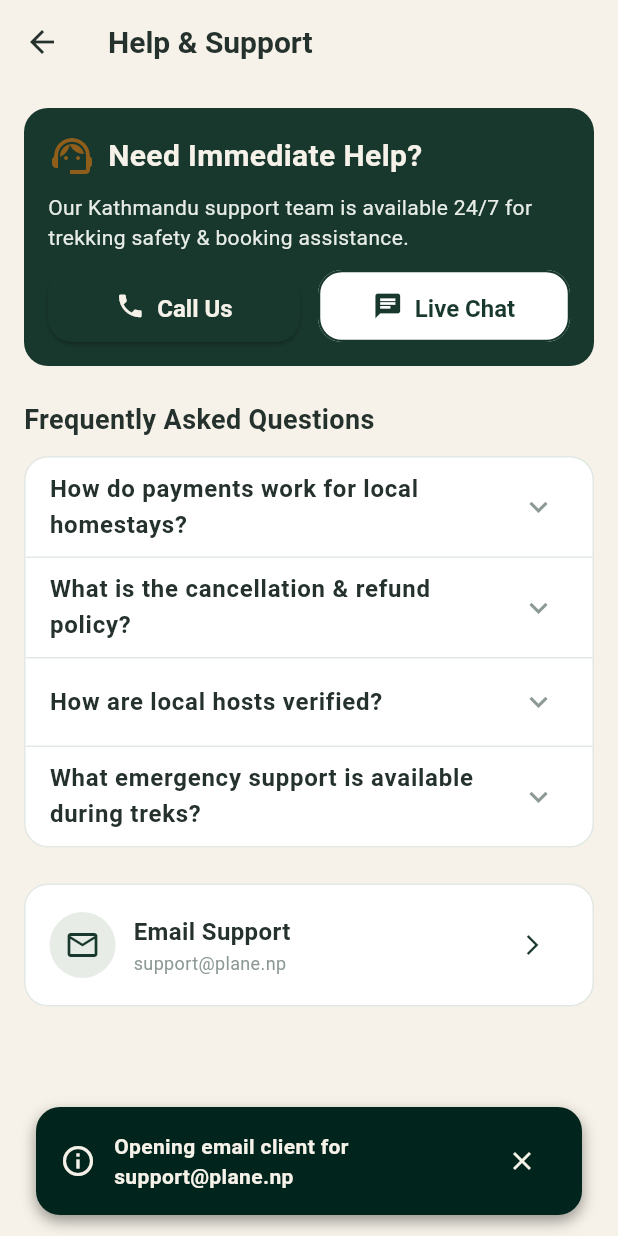
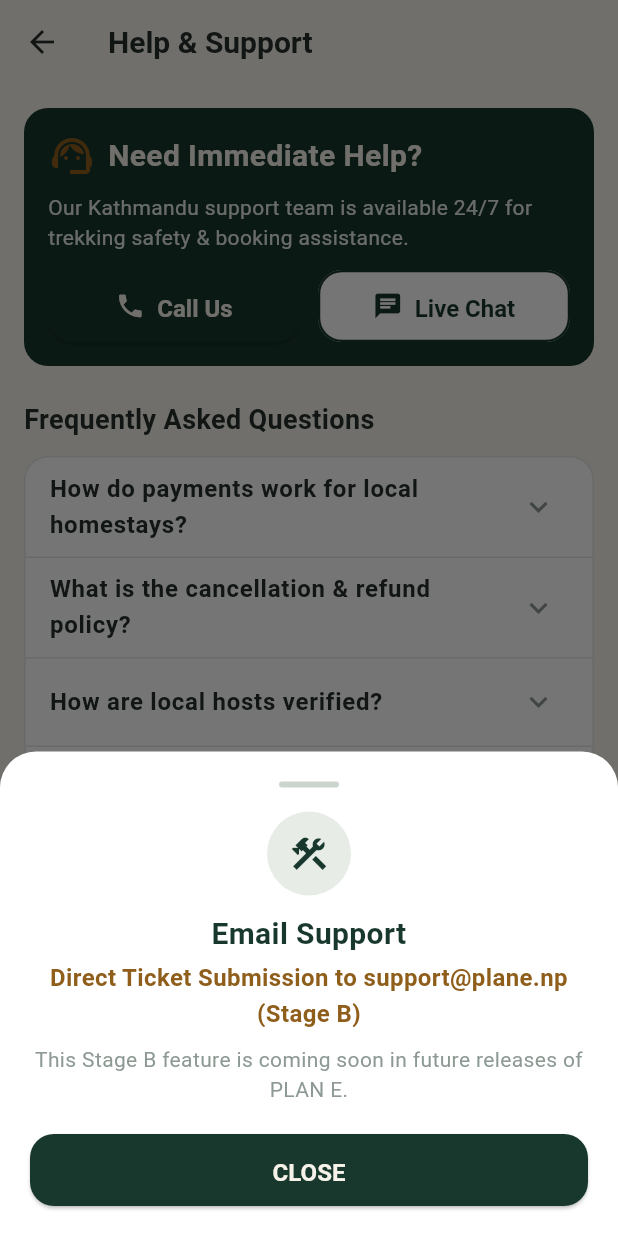
Before and after one commit to planecpn-cmd/PLAN.E, a Flutter app: the HelpSupportScreen screen opened by its route, after a tap on the "arrow forward ios" icon, on a phone screen of 412 x 824 dp. Run offline on Flutter 3.47's test engine with Material 3 defaults, Android fonts, the phone set to English and light mode, and no system bars; our stand-ins replace cached_network_image, flutter_riverpod, go_router, shared_preferences, supabase_flutter, timezone; accounts and stored records are empty; statements that could not run were skipped.

Commit message:
fix(nav): eliminate dead ends across all screens

```diff
--- a/lib/features/explore/map_screen.dart
+++ b/lib/features/explore/map_screen.dart
@@ -260,10 +260,10 @@ class _MapScreenState extends State<MapScreen> {
                           label: MapStrings.openExternalMaps,
                           icon: Icons.directions,
                           onPressed: () {
-                            AppToast.show(
+                            AppStubSheet.show(
                               context,
-                              message: 'Opening external map navigation...',
-                              variant: AppToastVariant.info,
+                              title: MapStrings.openExternalMaps,
+                              featureName: 'Google Maps / Apple Maps Directions (Stage B)',
                             );
                           },
                         ),
--- a/lib/features/profile/help_support_screen.dart
+++ b/lib/features/profile/help_support_screen.dart
@@ -3,9 +3,7 @@ import 'package:flutter/material.dart';
 import 'package:flutter_riverpod/flutter_riverpod.dart';
 
 import '../../theme/theme.dart';
-import '../../widgets/app_button.dart';
-import '../../widgets/app_card.dart';
-import '../../widgets/app_toast.dart';
+import '../../widgets/widgets.dart';
 
 class HelpSupportScreen extends ConsumerWidget {
   const HelpSupportScreen({super.key});
@@ -68,7 +66,11 @@ class HelpSupportScreen extends ConsumerWidget {
                           label: 'Call Us',
                           icon: Icons.phone,
                           onPressed: () {
-                            AppToast.show(context, message: 'Dialing +977 1 4000000...');
+                            AppStubSheet.show(
+                              context,
+                              title: 'Call Support',
+                              featureName: 'Nepal Toll-Free Helpline (+977 1 4000000) (Stage B)',
+                            );
                           },
                         ),
                       ),
@@ -78,7 +80,11 @@ class HelpSupportScreen extends ConsumerWidget {
                           label: 'Live Chat',
                           icon: Icons.chat,
                           onPressed: () {
-                            AppToast.show(context, message: 'Starting support chat...');
+                            AppStubSheet.show(
+                              context,
+                              title: 'Live Support Chat',
+                              featureName: '24/7 Agent Messenger (Stage B)',
+                            );
                           },
                         ),
                       ),
@@ -160,7 +166,11 @@ class HelpSupportScreen extends ConsumerWidget {
                   IconButton(
                     icon: const Icon(Icons.arrow_forward_ios, size: 16, color: AppColors.forest),
                     onPressed: () {
-                      AppToast.show(context, message: 'Opening email client for support@plane.np');
+                      AppStubSheet.show(
+                        context,
+                        title: 'Email Support',
+                        featureName: 'Direct Ticket Submission to support@plane.np (Stage B)',
+                      );
                     },
                   ),
                 ],
--- a/lib/features/profile/profile_screen.dart
+++ b/lib/features/profile/profile_screen.dart
@@ -195,6 +195,12 @@ class ProfileScreen extends ConsumerWidget {
                           ),
                           const Divider(height: 1),
                           _ProfileRow(
+                            icon: Icons.rate_review_outlined,
+                            label: l10n.myReviews,
+                            onTap: () => context.push('/profile/my-reviews'),
+                          ),
+                          const Divider(height: 1),
+                          _ProfileRow(
                             icon: Icons.settings_outlined,
                             label: l10n.settings,
                             onTap: () => context.push('/profile/settings'),
--- a/lib/l10n/app_en.arb
+++ b/lib/l10n/app_en.arb
@@ -7,6 +7,10 @@
   "selectInterests": "Select Interests",
   "selectMin3": "Select at least 3 interests to personalize your experience",
   "continueText": "Continue",
+  "myReviews": "My Reviews",
+  "comingSoonTitle": "Feature Coming Soon",
+  "comingSoonDesc": "This feature is planned for Stage B development. Stay tuned for future updates!",
+  "close": "Close",
   "home": "Home",
   "explore": "Explore",
   "plans": "Plans",
--- /dev/null
+++ b/lib/widgets/app_stub_sheet.dart
@@ -0,0 +1,108 @@
+import 'package:flutter/material.dart';
+import 'package:go_router/go_router.dart';
+import '../theme/theme.dart';
+import 'app_button.dart';
+
+class AppStubSheet extends StatelessWidget {
+  final String title;
+  final String? featureName;
+  final String? description;
+
+  const AppStubSheet({
+    super.key,
+    required this.title,
+    this.featureName,
+    this.description,
+  });
+
+  static Future<void> show(
+    BuildContext context, {
+    required String title,
+    String? featureName,
+    String? description,
+  }) {
+    return showModalBottomSheet(
+      context: context,
+      backgroundColor: Colors.transparent,
+      isScrollControlled: true,
+      builder: (context) => AppStubSheet(
+        title: title,
+        featureName: featureName,
+        description: description,
+      ),
+    );
+  }
+
+  @override
+  Widget build(BuildContext context) {
+    return Container(
+      padding: const EdgeInsets.all(AppSpacing.xl20),
+      decoration: const BoxDecoration(
+        color: AppColors.white,
+        borderRadius: BorderRadius.vertical(top: Radius.circular(AppRadii.lg24)),
+      ),
+      child: SafeArea(
+        child: Column(
+          mainAxisSize: MainAxisSize.min,
+          children: [
+            Container(
+              width: 40,
+              height: 4,
+              decoration: BoxDecoration(
+                color: AppColors.border,
+                borderRadius: BorderRadius.circular(2),
+              ),
+            ),
+            const SizedBox(height: AppSpacing.lg16),
+            Container(
+              width: 56,
+              height: 56,
+              decoration: const BoxDecoration(
+                color: AppColors.sage,
+                shape: BoxShape.circle,
+              ),
+              child: const Icon(
+                Icons.construction_outlined,
+                color: AppColors.forest,
+                size: 28,
+              ),
+            ),
+            const SizedBox(height: AppSpacing.md12),
+            Text(
+              title,
+              style: AppTypography.headingMedium.copyWith(color: AppColors.forest),
+              textAlign: TextAlign.center,
+            ),
+            if (featureName != null) ...[
+              const SizedBox(height: AppSpacing.xs4),
+              Text(
+                featureName!,
+                style: AppTypography.bodyLarge.copyWith(
+                  color: AppColors.gold,
+                  fontWeight: FontWeight.w600,
+                ),
+                textAlign: TextAlign.center,
+              ),
+            ],
+            const SizedBox(height: AppSpacing.sm8),
+            Text(
+              description ??
+                  'This Stage B feature is coming soon in future releases of PLAN E.',
+              style: AppTypography.bodyMedium.copyWith(
+                color: AppColors.disabledText,
+                height: 1.4,
+              ),
+              textAlign: TextAlign.center,
+            ),
+            const SizedBox(height: AppSpacing.xl20),
+            AppButton(
+              label: 'CLOSE',
+              isFullWidth: true,
+              onPressed: () => context.pop(),
+            ),
+          ],
+        ),
+      ),
+    );
+  }
+}
--- a/lib/widgets/widgets.dart
+++ b/lib/widgets/widgets.dart
@@ -19,3 +19,4 @@ export 'async_value_view.dart';
 export 'contour_background.dart';
 export 'app_photo.dart';
 export 'plan_e_logo.dart';
+export 'app_stub_sheet.dart';
```
Also changed, not shown: lib/features/profile/edit_profile_screen.dart (+6 -6 lines), lib/features/profile/more_settings_screen.dart (+12 -5 lines), lib/features/profile/payment_methods_screen.dart (+6 -5 lines), lib/features/trips/leave_review_screen.dart (+70 -4 lines), lib/features/trips/review_submitted_screen.dart (+49 -3 lines), 1 other file.
